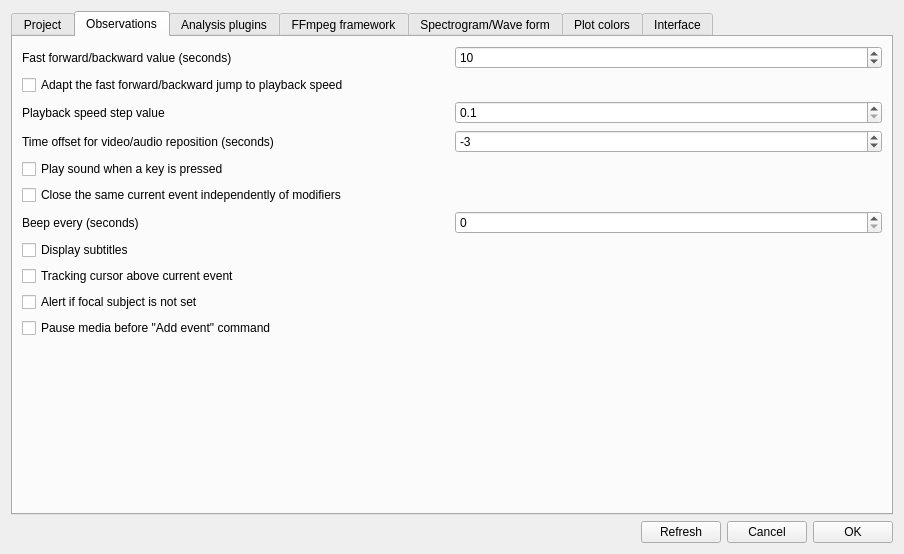
This is boris/preferences.ui in olivierfriard/BORIS as Qt 5 draws it before an edit. The edited form follows.
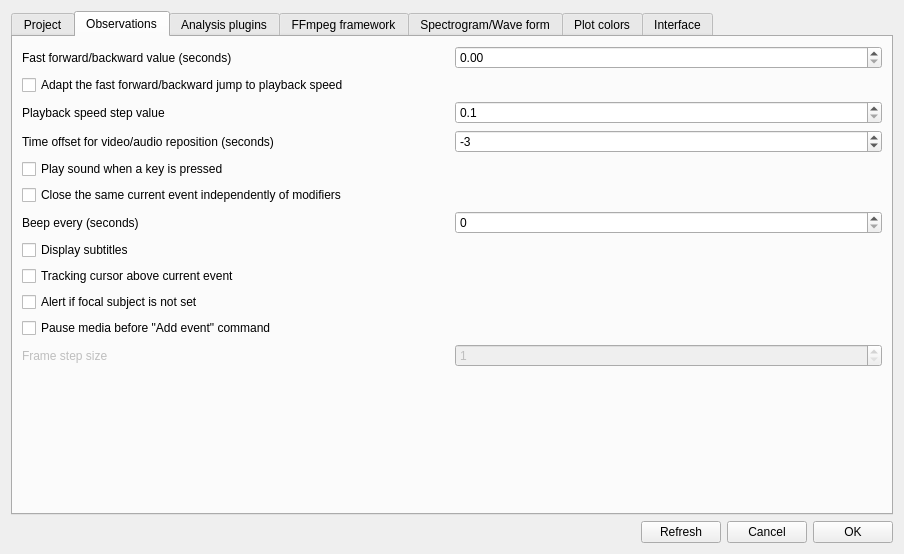
This is the edited form. The open tabs and pages were chosen to show the change.

What changed in the file:
```diff
--- a/boris/preferences.ui
+++ b/boris/preferences.ui
@@ -171,17 +171,7 @@
             </widget>
            </item>
            <item>
-            <widget class="QSpinBox" name="sbffSpeed">
-             <property name="minimum">
-              <number>0</number>
-             </property>
-             <property name="maximum">
-              <number>10000</number>
-             </property>
-             <property name="value">
-              <number>10</number>
-             </property>
-            </widget>
+            <widget class="QDoubleSpinBox" name="sbffSpeed"/>
            </item>
           </layout>
          </item>
@@ -302,6 +292,36 @@
            </property>
           </widget>
          </item>
+         <item>
+          <layout class="QHBoxLayout" name="horizontalLayout_23">
+           <item>
+            <widget class="QLabel" name="label_24">
+             <property name="enabled">
+              <bool>false</bool>
+             </property>
+             <property name="text">
+              <string>Frame step size</string>
+             </property>
+            </widget>
+           </item>
+           <item>
+            <widget class="QSpinBox" name="sb_frame_step_size">
+             <property name="enabled">
+              <bool>false</bool>
+             </property>
+             <property name="minimum">
+              <number>1</number>
+             </property>
+             <property name="maximum">
+              <number>1000</number>
+             </property>
+             <property name="value">
+              <number>1</number>
+             </property>
+            </widget>
+           </item>
+          </layout>
+         </item>
          <item>
           <spacer name="verticalSpacer_4">
            <property name="orientation">
```
Left out of the diff: 8 changed lines with no effect on the pictures.
